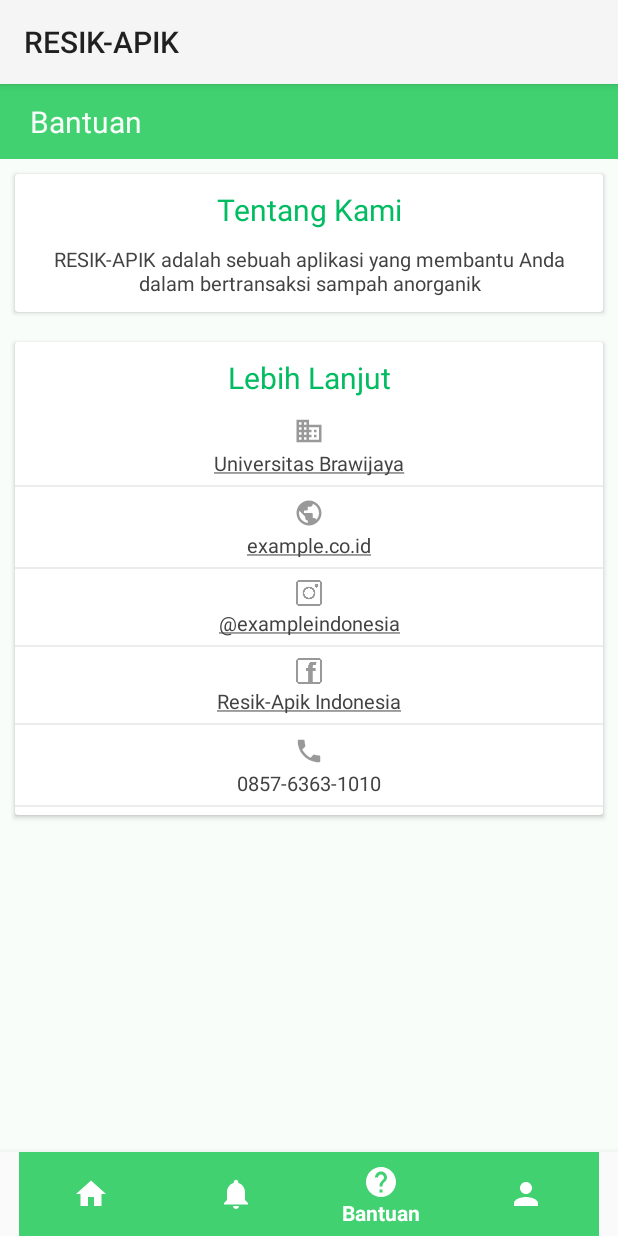
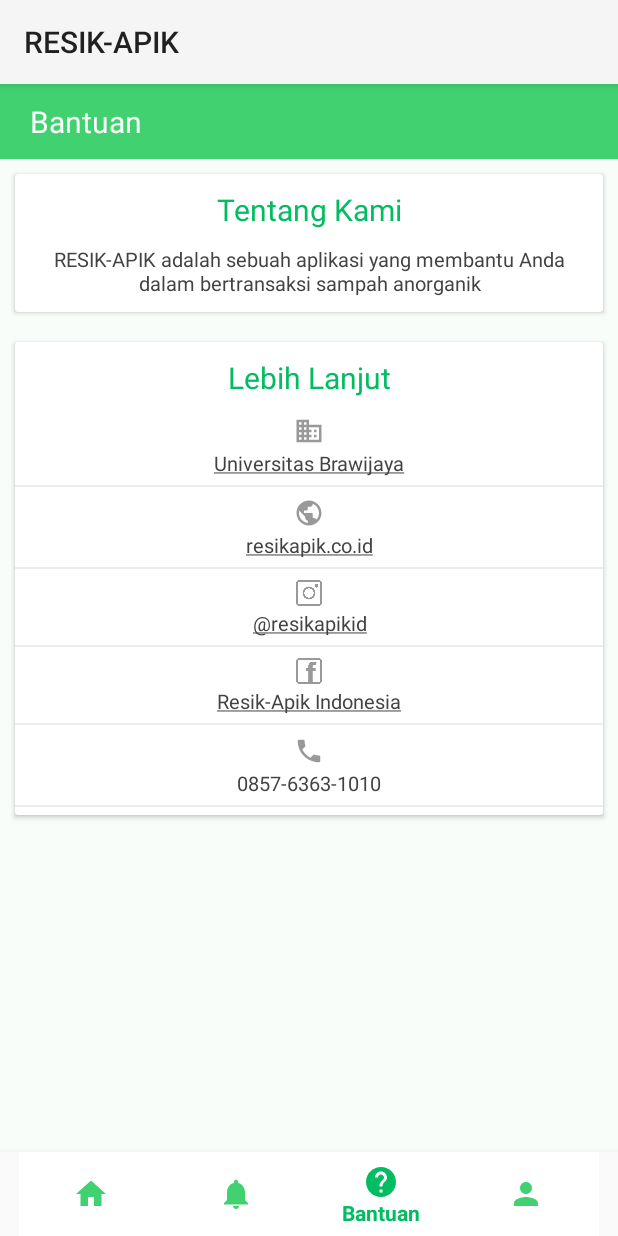
Before and after one commit to dinok97/Ewaste, an Android app: the screen it shows after launch once a user with an empty profile is signed in (HomeActivity), item 3 of the bottom bar chosen, on a phone screen of 412 x 824 dp. Run offline under Robolectric (Android 15) with nearby library versions, the phone set to English and light mode, and no system bars; our stand-ins replace Firebase (no records; nobody signed in at launch, a user with empty details on screens opened directly).

Commit message:
fix: adjust layout

```diff
--- /dev/null
+++ b/app/src/main/res/animator/bottom_navigation_bar_animate.xml
@@ -0,0 +1,6 @@
+<?xml version="1.0" encoding="utf-8"?>
+<selector
+    xmlns:android="http://schemas.android.com/apk/res/android">
+    <item android:state_checked="true" android:color="@color/colorPrimaryDark" />
+    <item android:color="@color/colorPrimary"  />
+</selector>
--- a/app/src/main/res/layout/activity_home.xml
+++ b/app/src/main/res/layout/activity_home.xml
@@ -20,9 +20,9 @@
         android:layout_height="wrap_content"
         android:layout_gravity="bottom"
         android:background="?android:attr/windowBackground"
-        app:itemBackground="@color/colorPrimary"
-        app:itemIconTint="@android:color/white"
-        app:itemTextColor="@android:color/white"
+        app:itemBackground="@color/white"
+        app:itemIconTint="@animator/bottom_navigation_bar_animate"
+        app:itemTextColor="@animator/bottom_navigation_bar_animate"
         app:menu="@menu/menu" />
 
 </android.support.design.widget.CoordinatorLayout>
--- a/app/src/main/res/layout/activity_maps.xml
+++ b/app/src/main/res/layout/activity_maps.xml
@@ -207,7 +207,7 @@
             android:layout_marginRight="2dp"
             android:layout_weight="7"
             android:background="@color/white"
-            android:visibility="visible">
+            android:visibility="gone">
 
             <LinearLayout
                 android:layout_width="match_parent"
--- a/app/src/main/res/values/strings.xml
+++ b/app/src/main/res/values/strings.xml
@@ -6,9 +6,9 @@
     <string name="informasi">Informasi</string>
     <string name="nomortlp">0857-6363-1010</string>
     <string name="alamat"><a href="https://www.google.com/maps/place/Fakultas+Ilmu+Komputer+Universitas+Brawijaya/@-7.9530522,112.6141954,18.25z/data=!4m5!3m4!1s0x2e78827928958613:0xd600c9c3727a93aa!8m2!3d-7.9536916!4d112.6146732">Universitas Brawijaya</a></string>
-    <string name="instagram"><a href="http://www.instagram.com">"@"exampleindonesia</a></string>
+    <string name="instagram"><a href="http://www.instagram.com">"@"resikapikid</a></string>
     <string name="facebook"><a href="http://www.facebook.com">Resik-Apik Indonesia</a></string>
-    <string name="web"><a href="http://www.google.com">example.co.id</a></string>
+    <string name="web"><a href="http://www.google.com">resikapik.co.id</a></string>
     <string name="tentangkami">RESIK-APIK adalah sebuah aplikasi yang membantu Anda dalam bertransaksi sampah anorganik</string>
     <string name="pengertian">RESIK-APIK adalah aplikasi android yang memudahkan Anda dalam menjual sampah</string>
     <string name="title_activity_maps">Map</string>
```
